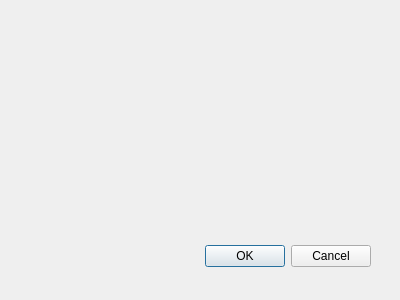
Qt form MAD_II/app/NetworkWizard/generate_dialog.ui (theazgra/dataAnalysisCourse) before a commit.
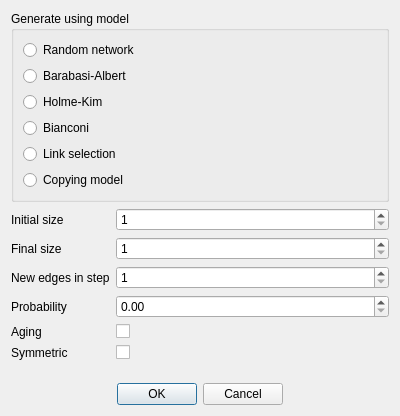
The same form after that commit.

Commit message: Network generation GUI code.

The edit to the form file:
```diff
--- a/MAD_II/app/NetworkWizard/generate_dialog.ui
+++ b/MAD_II/app/NetworkWizard/generate_dialog.ui
@@ -9,28 +9,191 @@
     <x>0</x>
     <y>0</y>
     <width>400</width>
-    <height>300</height>
+    <height>416</height>
    </rect>
   </property>
+  <property name="sizePolicy">
+   <sizepolicy hsizetype="Expanding" vsizetype="Expanding">
+    <horstretch>0</horstretch>
+    <verstretch>0</verstretch>
+   </sizepolicy>
+  </property>
   <property name="windowTitle">
    <string>Dialog</string>
   </property>
-  <widget name="buttonBox" class="QDialogButtonBox">
-   <property name="geometry">
-    <rect>
-     <x>30</x>
-     <y>240</y>
-     <width>341</width>
-     <height>32</height>
-    </rect>
-   </property>
-   <property name="orientation">
-    <enum>Qt::Horizontal</enum>
-   </property>
-   <property name="standardButtons">
-    <set>QDialogButtonBox::Cancel|QDialogButtonBox::Ok</set>
-   </property>
-  </widget>
+  <property name="sizeGripEnabled">
+   <bool>false</bool>
+  </property>
+  <property name="modal">
+   <bool>true</bool>
+  </property>
+  <layout class="QVBoxLayout" name="verticalLayout_2">
+   <item>
+    <layout class="QVBoxLayout" name="verticalLayout">
+     <item>
+      <widget class="QGroupBox" name="groupBox">
+       <property name="title">
+        <string>Generate using model</string>
+       </property>
+       <layout class="QVBoxLayout" name="verticalLayout_3">
+        <item>
+         <widget class="QRadioButton" name="rbRandom">
+          <property name="text">
+           <string>Random network</string>
+          </property>
+         </widget>
+        </item>
+        <item>
+         <widget class="QRadioButton" name="rbBA">
+          <property name="text">
+           <string>Barabasi-Albert</string>
+          </property>
+         </widget>
+        </item>
+        <item>
+         <widget class="QRadioButton" name="rbHolmeKim">
+          <property name="text">
+           <string>Holme-Kim</string>
+          </property>
+         </widget>
+        </item>
+        <item>
+         <widget class="QRadioButton" name="rbBianconi">
+          <property name="text">
+           <string>Bianconi</string>
+          </property>
+         </widget>
+        </item>
+        <item>
+         <widget class="QRadioButton" name="rbLink">
+          <property name="text">
+           <string>Link selection</string>
+          </property>
+         </widget>
+        </item>
+        <item>
+         <widget class="QRadioButton" name="rbCopying">
+          <property name="text">
+           <string>Copying model</string>
+          </property>
+         </widget>
+        </item>
+       </layout>
+      </widget>
+     </item>
+    </layout>
+   </item>
+   <item>
+    <layout class="QFormLayout" name="formLayout">
+     <item row="0" column="0">
+      <widget class="QLabel" name="lbInitialSize">
+       <property name="text">
+        <string>Initial size</string>
+       </property>
+      </widget>
+     </item>
+     <item row="1" column="0">
+      <widget class="QLabel" name="lbFinalSize">
+       <property name="text">
+        <string>Final size</string>
+       </property>
+      </widget>
+     </item>
+     <item row="0" column="1">
+      <widget class="QSpinBox" name="tbInitialSize">
+       <property name="minimum">
+        <number>1</number>
+       </property>
+       <property name="maximum">
+        <number>99999</number>
+       </property>
+      </widget>
+     </item>
+     <item row="1" column="1">
+      <widget class="QSpinBox" name="tbFinalSize">
+       <property name="minimum">
+        <number>1</number>
+       </property>
+       <property name="maximum">
+        <number>99999</number>
+       </property>
+      </widget>
+     </item>
+     <item row="3" column="0">
+      <widget class="QLabel" name="lbProbability">
+       <property name="text">
+        <string>Probability</string>
+       </property>
+      </widget>
+     </item>
+     <item row="3" column="1">
+      <widget class="QDoubleSpinBox" name="tbProb">
+       <property name="maximum">
+        <double>100.000000000000000</double>
+       </property>
+      </widget>
+     </item>
+     <item row="2" column="0">
+      <widget class="QLabel" name="lbNewEdges">
+       <property name="text">
+        <string>New edges in step</string>
+       </property>
+      </widget>
+     </item>
+     <item row="2" column="1">
+      <widget class="QSpinBox" name="tbNewEdges">
+       <property name="minimum">
+        <number>1</number>
+       </property>
+       <property name="maximum">
+        <number>99999</number>
+       </property>
+      </widget>
+     </item>
+     <item row="4" column="0">
+      <widget class="QLabel" name="lbAging">
+       <property name="text">
+        <string>Aging</string>
+       </property>
+      </widget>
+     </item>
+     <item row="4" column="1">
+      <widget class="QCheckBox" name="chbAging">
+       <property name="text">
+        <string/>
+       </property>
+      </widget>
+     </item>
+     <item row="5" column="1">
+      <widget class="QCheckBox" name="chbSymmetric">
+       <property name="text">
+        <string/>
+       </property>
+      </widget>
+     </item>
+     <item row="5" column="0">
+      <widget class="QLabel" name="lbSymmetric">
+       <property name="text">
+        <string>Symmetric</string>
+       </property>
+      </widget>
+     </item>
+    </layout>
+   </item>
+   <item>
+    <widget class="QDialogButtonBox" name="buttonBox">
+     <property name="orientation">
+      <enum>Qt::Horizontal</enum>
+     </property>
+     <property name="standardButtons">
+      <set>QDialogButtonBox::Cancel|QDialogButtonBox::Ok</set>
+     </property>
+     <property name="centerButtons">
+      <bool>true</bool>
+     </property>
+    </widget>
+   </item>
+  </layout>
  </widget>
  <pixmapfunction/>
  <resources/>
```
Left out of the diff: 9 changed lines with no effect on the pictures. The commit also changes 13 other files.
